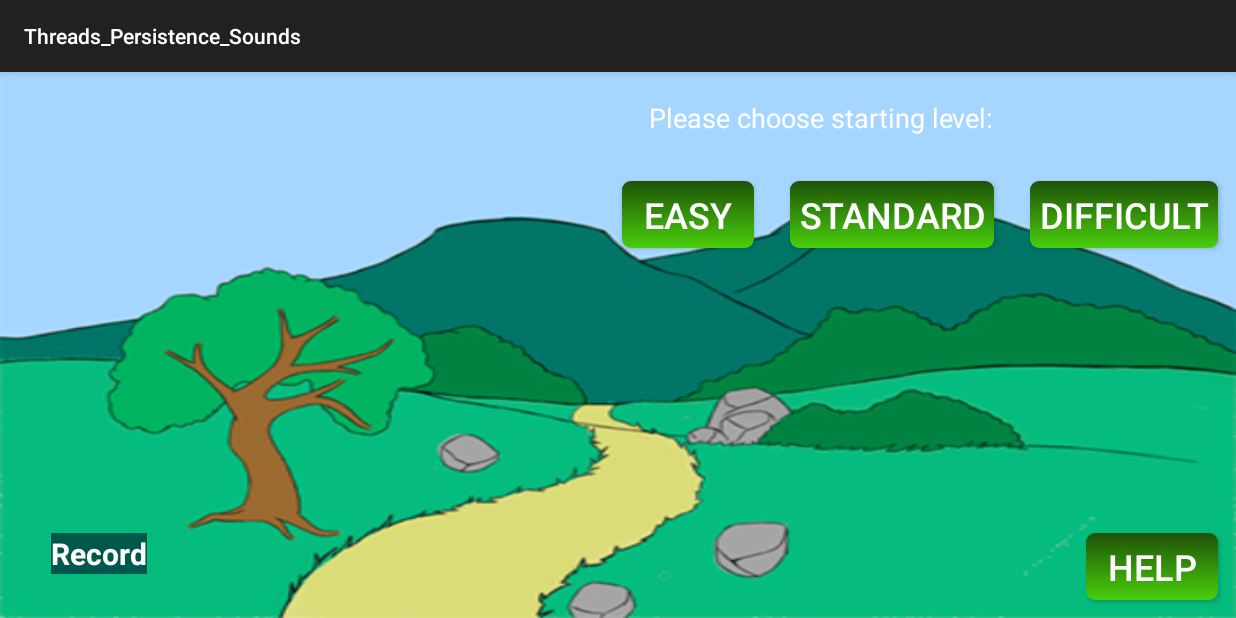
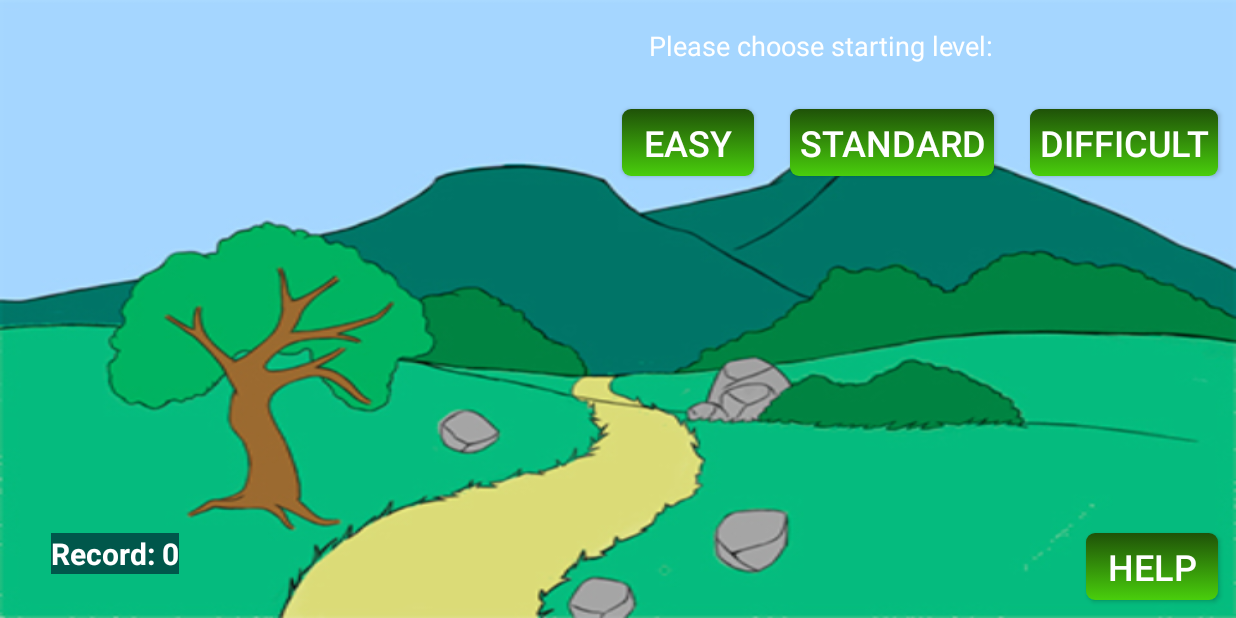
Before and after one commit to sgomera/Hilos_Persistencia_Sonidos, an Android app: the screen it shows after launch (MainActivity), on a phone screen of 824 x 412 dp (held sideways). Run offline under Robolectric (Android 15) with nearby library versions, the phone set to English and light mode, and no system bars.

Commit message:
Persistence in Record

```diff
--- a/app/src/main/java/com/example/hilos_persistencia_sonidos/MainActivity.java
+++ b/app/src/main/java/com/example/hilos_persistencia_sonidos/MainActivity.java
@@ -1,14 +1,20 @@
 package com.example.hilos_persistencia_sonidos;
 
+import android.app.Activity;
 import android.content.Intent;
+import android.content.SharedPreferences;
+import android.preference.PreferenceManager;
 import android.support.annotation.Nullable;
 import android.support.v7.app.AppCompatActivity;
 import android.os.Bundle;
+import android.view.Gravity;
 import android.view.View;
 import android.widget.Button;
 import android.widget.TextView;
+import android.widget.Toast;
 
-public class MainActivity extends AppCompatActivity {
+public class MainActivity extends Activity {
+    int record;
 
     @Override
     protected void onCreate(Bundle savedInstanceState) {
@@ -44,8 +50,40 @@ public class MainActivity extends AppCompatActivity {
         if (requestCode != 1 || resultCode !=RESULT_OK) return;
 
         int resultado = puntuacion.getIntExtra("PUNTUACION", 0);
-        TextView caja = (TextView) findViewById(R.id.record);
-        caja.setText("Record: " + resultado);
+
+        if (resultado > record) {
+            record = resultado;
+            TextView caja = (TextView) findViewById(R.id.record);
+            caja.setText("Record: " + record);
+            guardarRecord();
+        } else{
+            String puntuacionPartida = "" + resultado;
+            Toast toast = Toast.makeText(this, puntuacionPartida, Toast.LENGTH_LONG);
+            toast.show();
+        }
+
+
 
     }
+
+    @Override
+    protected void onResume() {
+        super.onResume();
+        leeRecord();
+
+    }
+
+    private void guardarRecord(){
+        SharedPreferences datos = PreferenceManager.getDefaultSharedPreferences(this);
+        SharedPreferences.Editor miEditor = datos.edit();
+        miEditor.putInt("RECORD", record);
+        miEditor.apply();
+    }
+
+    private void leeRecord(){
+        SharedPreferences datos = PreferenceManager.getDefaultSharedPreferences(this);
+        record = datos.getInt("RECORD", 0);
+        TextView caja = (TextView) findViewById(R.id.record);
+        caja.setText("Record: " + record);
+    }
 }
```
